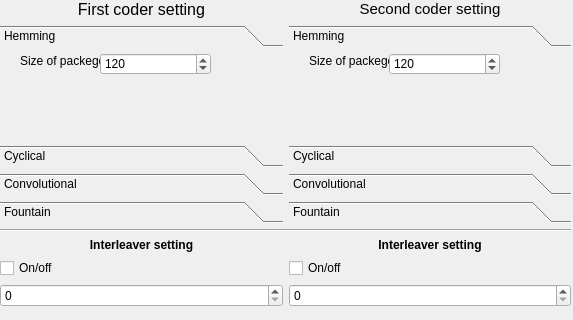
This is src/GUI/UI/window.ui in Banifest/Codding as Qt 5 draws it before an edit; both pictures show x 0 to 573 and y 0 to 320 of the 573 by 656 pixel window. The edited form follows.
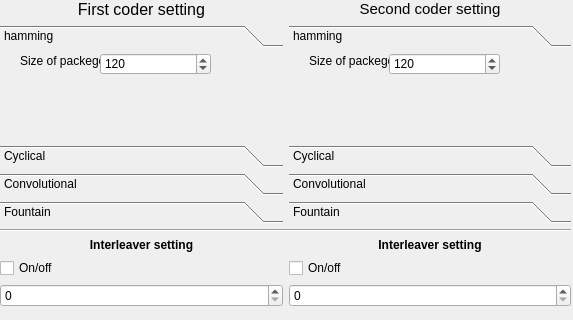
This is the edited form.

```diff
--- a/src/GUI/UI/window.ui
+++ b/src/GUI/UI/window.ui
@@ -75,7 +75,7 @@
            </rect>
           </property>
           <attribute name="label">
-           <string>Hemming</string>
+              <string>hamming</string>
           </attribute>
           <widget class="QLabel" name="label">
            <property name="geometry">
@@ -373,7 +373,7 @@
            </rect>
           </property>
           <attribute name="label">
-           <string>Hemming</string>
+              <string>hamming</string>
           </attribute>
           <widget class="QLabel" name="label_21">
            <property name="geometry">
```
Left out of the diff: 4 changed lines with no effect on the pictures.
